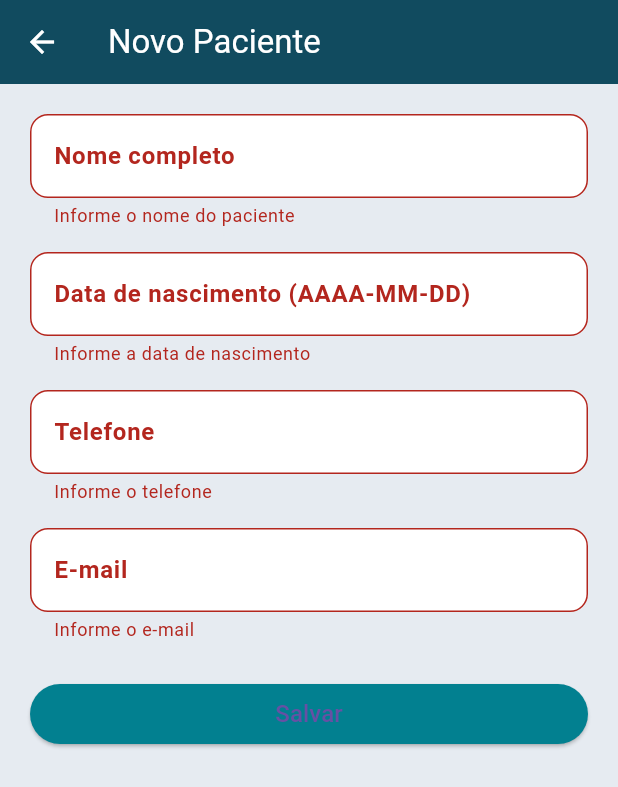
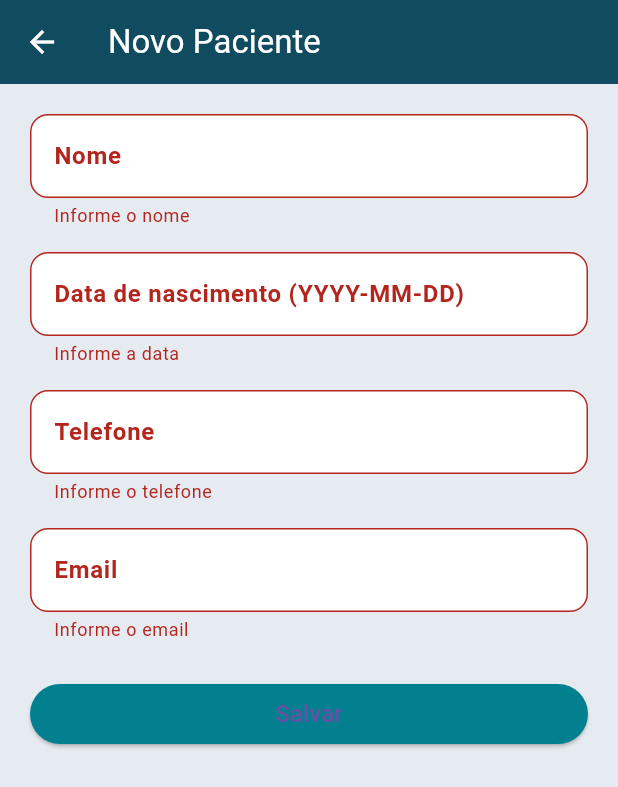
Before and after one commit to AlexandreBolsoni/trabalho-mobile, a Flutter app: the PacienteFormScreen screen opened directly, after a tap on "Salvar", on a phone screen of 412 x 824 dp. Shown: the top 787 px of the screen. Run offline on Flutter 3.47's test engine with Material 3 defaults, Android fonts, the phone set to English and light mode, and no system bars; network calls fail.

Commit message:
modificaçoes na estilização

```diff
--- a/agenda_app/lib/screens/agendamento/agendamento_list.dart
+++ b/agenda_app/lib/screens/agendamento/agendamento_list.dart
@@ -74,9 +74,11 @@ class _AgendamentoListPageState extends State<AgendamentoListPage> {
           );
         },
       ),
-      floatingActionButton: FloatingActionButton(
+   floatingActionButton: FloatingActionButton(
+        backgroundColor: Colors.indigo,
+        foregroundColor: Colors.white,
+        child: const Icon(Icons.add),
         onPressed: () => _navigateToForm(),
-        child: Icon(Icons.add),
       ),
     );
   }
--- a/agenda_app/lib/screens/paciente/paciente_form.dart
+++ b/agenda_app/lib/screens/paciente/paciente_form.dart
@@ -14,7 +14,7 @@ class PacienteFormScreen extends StatefulWidget {
 class _PacienteFormScreenState extends State<PacienteFormScreen> {
   final _formKey = GlobalKey<FormState>();
   late TextEditingController nomeController;
-  late TextEditingController dataNascimentoController;
+  late TextEditingController dataController;
   late TextEditingController telefoneController;
   late TextEditingController emailController;
 
@@ -22,45 +22,29 @@ class _PacienteFormScreenState extends State<PacienteFormScreen> {
   void initState() {
     super.initState();
     nomeController = TextEditingController(text: widget.paciente?.nome ?? '');
-    dataNascimentoController = TextEditingController(text: widget.paciente?.dataNascimento ?? '');
+    dataController = TextEditingController(text: widget.paciente?.dataNascimento ?? '');
     telefoneController = TextEditingController(text: widget.paciente?.telefone ?? '');
     emailController = TextEditingController(text: widget.paciente?.email ?? '');
   }
 
-  @override
-  void dispose() {
-    nomeController.dispose();
-    dataNascimentoController.dispose();
-    telefoneController.dispose();
-    emailController.dispose();
-    super.dispose();
-  }
-
   void salvar() async {
     if (_formKey.currentState!.validate()) {
-      final paciente = Paciente(
-        nome: nomeController.text.trim(),
-        dataNascimento: dataNascimentoController.text.trim(), // deve estar no formato YYYY-MM-DD
-        telefone: telefoneController.text.trim(),
-        email: emailController.text.trim(),
+      final novo = Paciente(
+        nome: nomeController.text,
+        dataNascimento: dataController.text,
+        telefone: telefoneController.text,
+        email: emailController.text,
       );
-
-      try {
-        if (widget.paciente == null) {
-          await PacienteService.addPaciente(paciente);
-        } else {
-          await PacienteService.updatePaciente(widget.paciente!.id!, paciente);
-        }
-        Navigator.pop(context);
-      } catch (e) {
-        ScaffoldMessenger.of(context).showSnackBar(
-          SnackBar(content: Text('Erro ao salvar paciente: $e')),
-        );
+      if (widget.paciente == null) {
+        await PacienteService.addPaciente(novo);
+      } else {
+        await PacienteService.updatePaciente(widget.paciente!.id!, novo);
       }
+      Navigator.pop(context);
     }
   }
 
-  InputDecoration inputDecoracao(String label) {
+  InputDecoration customInput(String label) {
     return InputDecoration(
       labelText: label,
       labelStyle: const TextStyle(fontWeight: FontWeight.bold),
@@ -84,40 +68,13 @@ class _PacienteFormScreenState extends State<PacienteFormScreen> {
           key: _formKey,
           child: ListView(
             children: [
-              TextFormField(
-                controller: nomeController,
-                decoration: inputDecoracao('Nome completo'),
-                validator: (value) => value!.isEmpty ? 'Informe o nome do paciente' : null,
-              ),
+              TextFormField(controller: nomeController, decoration: customInput('Nome'), validator: (v) => v!.isEmpty ? 'Informe o nome' : null),
               const SizedBox(height: 16),
-              TextFormField(
-                controller: dataNascimentoController,
-                decoration: inputDecoracao('Data de nascimento (AAAA-MM-DD)'),
-                keyboardType: TextInputType.datetime,
-                validator: (value) {
-                  if (value == null || value.isEmpty) return 'Informe a data de nascimento';
-                  final regex = RegExp(r'^\d{4}-\d{2}-\d{2}$');
-                  return regex.hasMatch(value) ? null : 'Formato inválido (ex: 2000-12-31)';
-                },
-              ),
+              TextFormField(controller: dataController, decoration: customInput('Data de nascimento (YYYY-MM-DD)'), validator: (v) => v!.isEmpty ? 'Informe a data' : null),
               const SizedBox(height: 16),
-              TextFormField(
-                controller: telefoneController,
-                decoration: inputDecoracao('Telefone'),
-                keyboardType: TextInputType.phone,
-                validator: (value) => value!.isEmpty ? 'Informe o telefone' : null,
-              ),
+              TextFormField(controller: telefoneController, decoration: customInput('Telefone'), validator: (v) => v!.isEmpty ? 'Informe o telefone' : null),
               const SizedBox(height: 16),
-              TextFormField(
-                controller: emailController,
-                decoration: inputDecoracao('E-mail'),
-                keyboardType: TextInputType.emailAddress,
-                validator: (value) {
-                  if (value == null || value.isEmpty) return 'Informe o e-mail';
-                  final regex = RegExp(r'^[\w\.-]+@[\w\.-]+\.\w+$');
-                  return regex.hasMatch(value) ? null : 'E-mail inválido';
-                },
-              ),
+              TextFormField(controller: emailController, decoration: customInput('Email'), validator: (v) => v!.isEmpty ? 'Informe o email' : null),
               const SizedBox(height: 24),
               ElevatedButton(
                 style: ElevatedButton.styleFrom(backgroundColor: const Color(0xFF028090)),
--- a/agenda_app/lib/screens/paciente/paciente_list.dart
+++ b/agenda_app/lib/screens/paciente/paciente_list.dart
@@ -44,7 +44,7 @@ class _PacienteListScreenState extends State<PacienteListScreen> {
     return Scaffold(
       backgroundColor: const Color(0xFFF4F7FA),
       appBar: AppBar(
-        backgroundColor: const Color(0xFF114B5F),
+        backgroundColor:  Colors.indigo,
         title: const Text("Pacientes", style: TextStyle(color: Colors.white)),
         centerTitle: true,
       ),
@@ -75,7 +75,8 @@ class _PacienteListScreenState extends State<PacienteListScreen> {
         ),
       ),
       floatingActionButton: FloatingActionButton(
-        backgroundColor: const Color(0xFF028090),
+        backgroundColor: Colors.indigo,
+        foregroundColor: Colors.white,
         child: const Icon(Icons.add),
         onPressed: () => abrirForm(),
       ),
```
Also changed, not shown: agenda_app/lib/screens/profissional/profissional_list.dart (+7 -4 lines), agenda_app/lib/screens/sala/sala_list.dart (+7 -4 lines).
